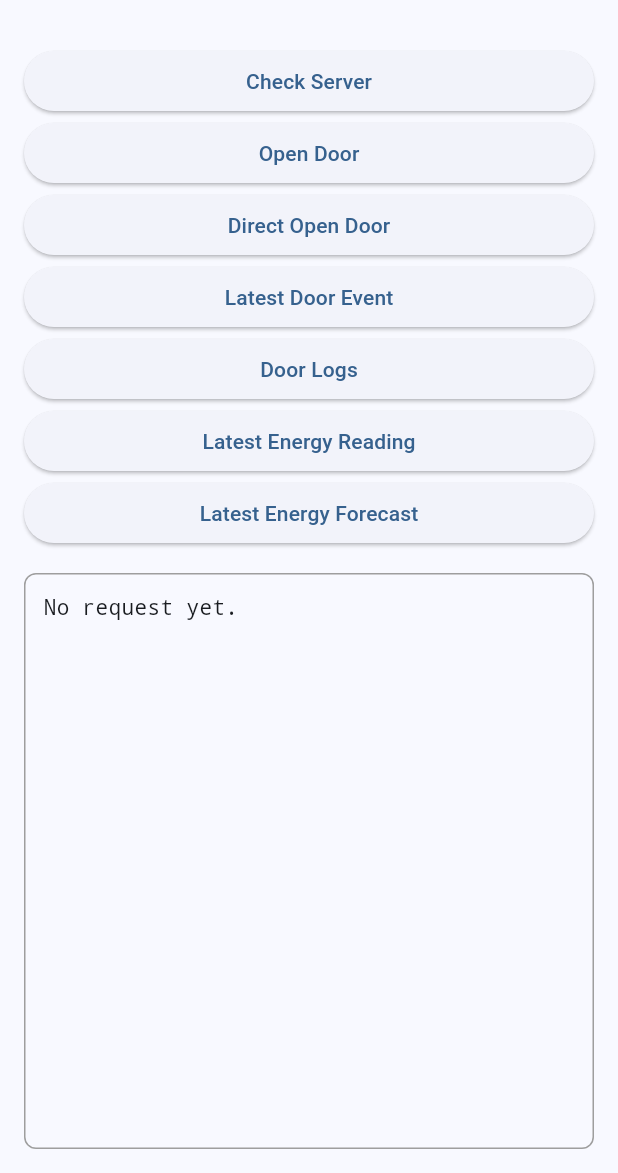
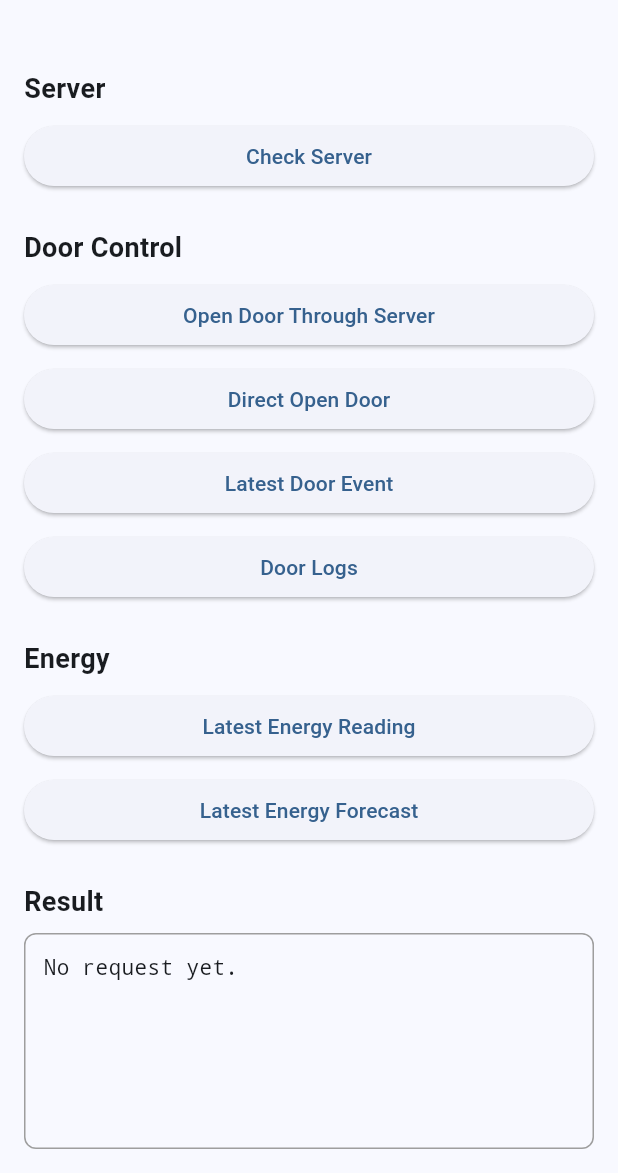
Before and after one commit to AbdellahGitApps/SmartHomeRepo, a Flutter app: the screen it shows after launch, on a phone screen of 412 x 824 dp, the part 63-1236 px from its top. Run offline on Flutter 3.47's test engine with Material 3 defaults, Android fonts, the phone set to English and light mode, and no system bars.

Commit message:
Organize Flutter admin screen into sections
Changes: organize the admin screen into Server, Door Control, Energy, and Result sections; clarify the server door open button and the direct ESP32 door open button.

```diff
--- a/APP/lib/screens/admin_home_screen.dart
+++ b/APP/lib/screens/admin_home_screen.dart
@@ -45,6 +45,16 @@ class _AdminHomeScreenState extends State<AdminHomeScreen> {
     }
   }
 
+  Future<Map<String, dynamic>> _directOpenDoorAndLog() async {
+    final directResult = await _directDeviceService.directOpenDoor();
+    final logResult = await _apiService.logDirectDoorOpen();
+
+    return {
+      'direct_open_result': directResult,
+      'server_log_result': logResult,
+    };
+  }
+
   String _formatResult(dynamic data) {
     if (data == null) {
       return 'No data found.';
@@ -78,15 +88,53 @@ class _AdminHomeScreenState extends State<AdminHomeScreen> {
     }
   }
 
+  Widget _buildSectionTitle(String title) {
+    return Padding(
+      padding: const EdgeInsets.only(top: 16, bottom: 8),
+      child: Align(
+        alignment: Alignment.centerLeft,
+        child: Text(
+          title,
+          style: const TextStyle(
+            fontSize: 18,
+            fontWeight: FontWeight.bold,
+          ),
+        ),
+      ),
+    );
+  }
+
   Widget _buildActionButton({
     required String label,
     required Future<dynamic> Function() onPressed,
   }) {
-    return SizedBox(
-      width: double.infinity,
-      child: ElevatedButton(
-        onPressed: _isLoading ? null : () => _runRequest(onPressed),
-        child: Text(label),
+    return Padding(
+      padding: const EdgeInsets.only(bottom: 8),
+      child: SizedBox(
+        width: double.infinity,
+        child: ElevatedButton(
+          onPressed: _isLoading ? null : () => _runRequest(onPressed),
+          child: Text(label),
+        ),
+      ),
+    );
+  }
+
+  Widget _buildResultBox() {
+    return Expanded(
+      child: Container(
+        width: double.infinity,
+        padding: const EdgeInsets.all(12),
+        decoration: BoxDecoration(
+          border: Border.all(color: Colors.grey),
+          borderRadius: BorderRadius.circular(8),
+        ),
+        child: SingleChildScrollView(
+          child: Text(
+            _result,
+            style: const TextStyle(fontFamily: 'monospace'),
+          ),
+        ),
       ),
     );
   }
@@ -102,17 +150,20 @@ class _AdminHomeScreenState extends State<AdminHomeScreen> {
         padding: const EdgeInsets.all(16),
         child: Column(
           children: [
+            _buildSectionTitle('Server'),
             _buildActionButton(
               label: 'Check Server',
               onPressed: _apiService.healthCheck,
             ),
+
+            _buildSectionTitle('Door Control'),
             _buildActionButton(
-              label: 'Open Door',
+              label: 'Open Door Through Server',
               onPressed: _apiService.openDoor,
             ),
             _buildActionButton(
-            label: 'Direct Open Door',
-              onPressed: _directDeviceService.directOpenDoor,
+              label: 'Direct Open Door',
+              onPressed: _directOpenDoorAndLog,
             ),
             _buildActionButton(
               label: 'Latest Door Event',
@@ -122,6 +173,8 @@ class _AdminHomeScreenState extends State<AdminHomeScreen> {
               label: 'Door Logs',
               onPressed: _apiService.getDoorLogs,
             ),
+
+            _buildSectionTitle('Energy'),
             _buildActionButton(
               label: 'Latest Energy Reading',
               onPressed: _apiService.getLatestEnergyReading,
@@ -130,23 +183,9 @@ class _AdminHomeScreenState extends State<AdminHomeScreen> {
               label: 'Latest Energy Forecast',
               onPressed: _apiService.getLatestEnergyForecast,
             ),
-            const SizedBox(height: 16),
-            Expanded(
-              child: Container(
-                width: double.infinity,
-                padding: const EdgeInsets.all(12),
-                decoration: BoxDecoration(
-                  border: Border.all(color: Colors.grey),
-                  borderRadius: BorderRadius.circular(8),
-                ),
-                child: SingleChildScrollView(
-                  child: Text(
-                    _result,
-                    style: const TextStyle(fontFamily: 'monospace'),
-                  ),
-                ),
-              ),
-            ),
+
+            _buildSectionTitle('Result'),
+            _buildResultBox(),
           ],
         ),
       ),
--- a/APP/lib/services/api_service.dart
+++ b/APP/lib/services/api_service.dart
@@ -86,6 +86,11 @@ class ApiService {
     return _asMap(data);
   }
 
+  Future<Map<String, dynamic>> logDirectDoorOpen() async {
+    final data = await _post('/door/log/direct-open');
+    return _asMap(data);
+  }
+
   Future<DoorEvent?> getLatestDoorEvent() async {
     final data = await _get('/door/latest');
     final map = _asMap(data);
```
Lines whose indentation alone changed are shown as unchanged.
